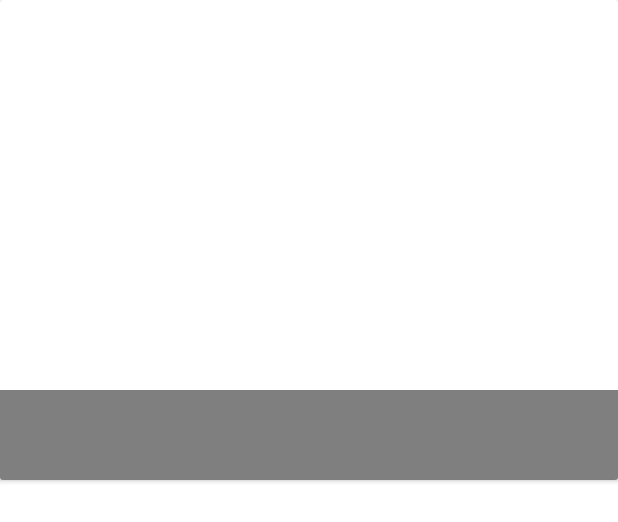
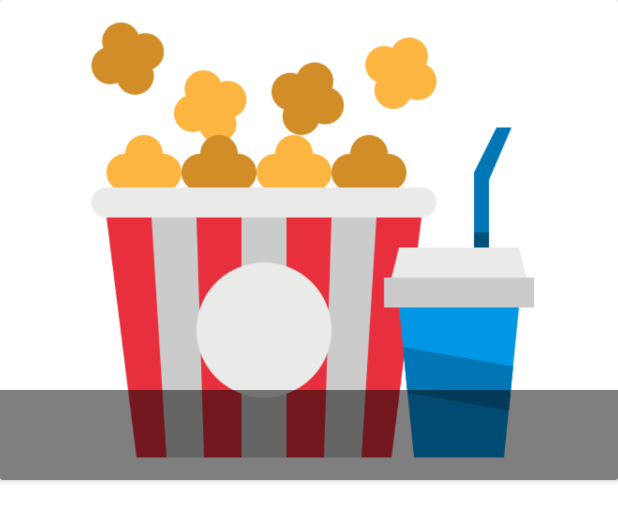
Before and after one commit to mehmetbalbay/MovieApp, an Android app: the layout recycler_upcoming_item.xml on its own in the app's theme, with its tools: preview values and no code run, on a phone screen of 412 x 824 dp. Shown: the top 522 px of the screen. Run offline under Robolectric (Android 15) with nearby library versions, the phone set to English and light mode, and no system bars; network calls fail.

```diff
--- a/app/src/main/res/layout/recycler_upcoming_item.xml
+++ b/app/src/main/res/layout/recycler_upcoming_item.xml
@@ -9,6 +9,15 @@
         <androidx.constraintlayout.widget.ConstraintLayout
             android:layout_width="match_parent"
             android:layout_height="wrap_content">
+
+            <ImageView
+                android:id="@+id/imageViewEmptyPoster"
+                android:layout_width="wrap_content"
+                android:layout_height="320dp"
+                android:src="@drawable/popcorn"
+                app:layout_constraintEnd_toEndOf="parent"
+                app:layout_constraintStart_toStartOf="parent"
+                app:layout_constraintTop_toTopOf="parent" />
 
             <ImageView
                 android:id="@+id/imageViewPosterPath"
```
Also changed, not shown: app/src/main/java/com/example/simplemovieapp/ui/MoviePagingAdapter.kt (+12 -1 lines), app/src/main/java/com/example/simplemovieapp/util/ViewExtension.kt (added, +7 -0 lines), app/src/main/res/drawable/popcorn.png (added).
